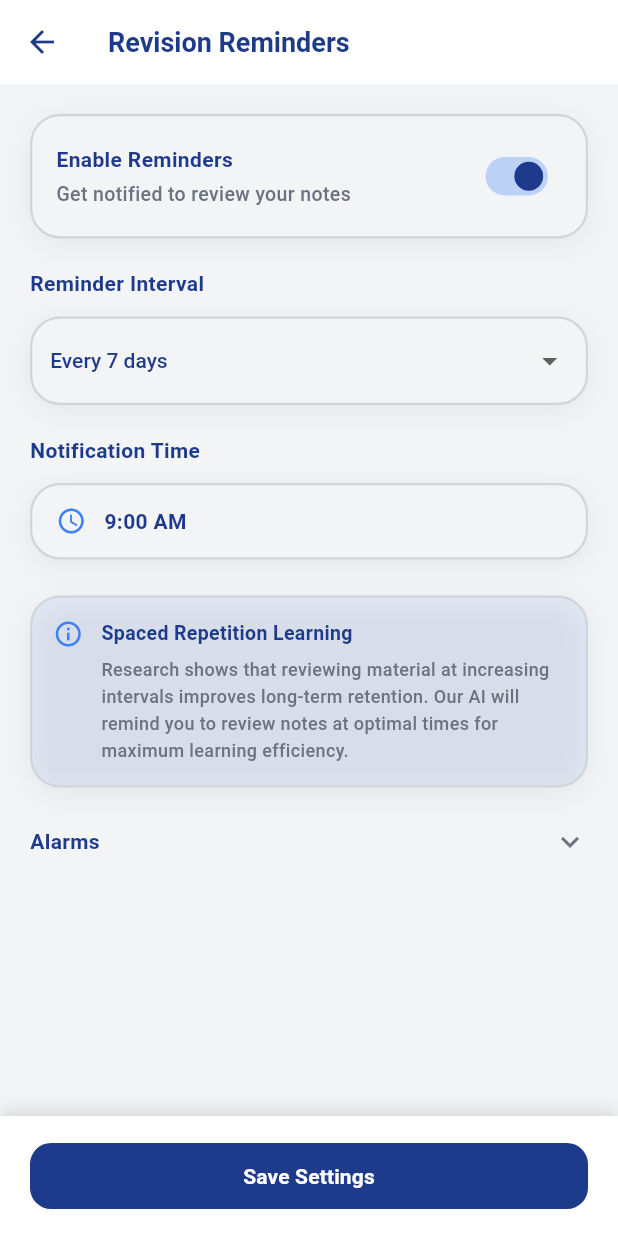
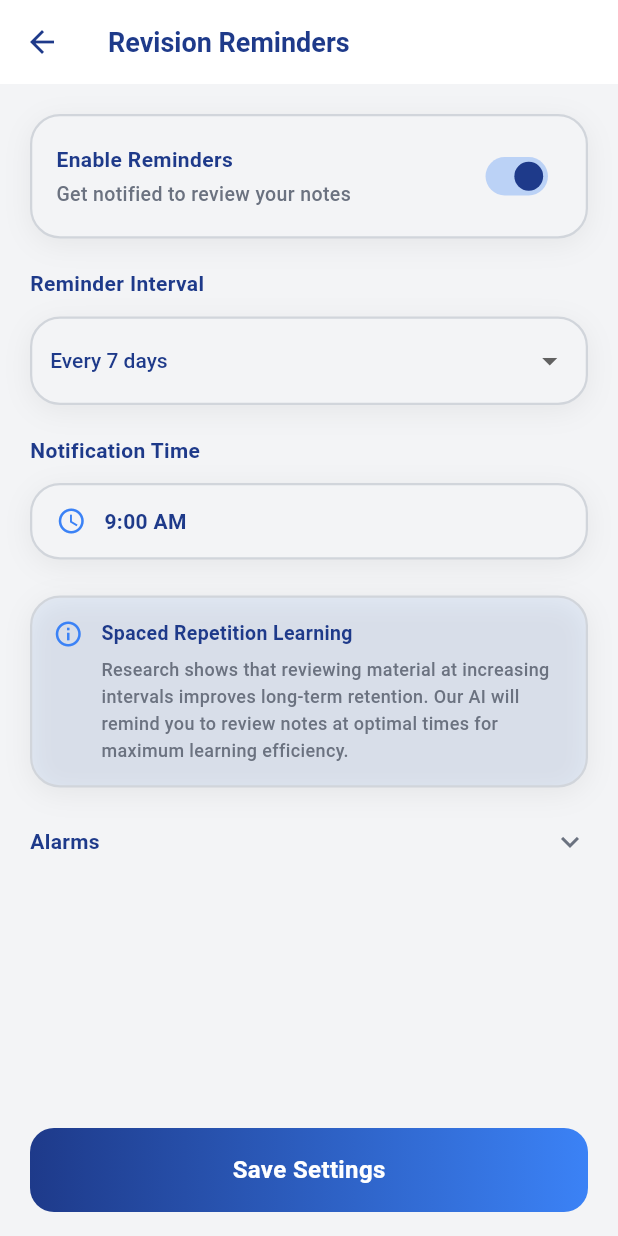
Before and after one commit to dyuhti/LectraAi, a Flutter app: the AdaptiveNotesScreen screen opened directly, after a tap on "Configure", on a phone screen of 412 x 824 dp. Run offline on Flutter 3.47's test engine with Material 3 defaults, Android fonts, the light colour scheme and no system bars; our stand-ins replace camera, file_picker, flutter_local_notifications, flutter_secure_storage, flutter_tts, get and 4 more; missing offline and left inert: google_mlkit_text_recognition, record, syncfusion_flutter_pdf; accounts and stored records are empty; network calls fail; Roboto replaces fonts that are missing (Poppins).

Commit message:
ui fixes

```diff
--- a/lib/routes/route_generator.dart
+++ b/lib/routes/route_generator.dart
@@ -255,6 +255,7 @@ class AccessibilityRouteHost extends StatefulWidget {
 
 class _AccessibilityRouteHostState extends State<AccessibilityRouteHost> {
   static const double _overlayPadding = 16;
+  static const double _contentBottomInset = 100;
 
   @override
   Widget build(BuildContext context) {
@@ -264,7 +265,14 @@ class _AccessibilityRouteHostState extends State<AccessibilityRouteHost> {
 
     return Stack(
       children: [
-        _RouteTextCollector(
+        Positioned.fill(
+          child: ColoredBox(
+            color: Theme.of(context).scaffoldBackgroundColor,
+            child: AnimatedPadding(
+              duration: const Duration(milliseconds: 180),
+              curve: Curves.easeOut,
+              padding: EdgeInsets.only(bottom: showOverlay ? _contentBottomInset : 0),
+              child: _RouteTextCollector(
                 child: widget.page,
                 onTextExtracted: (text) {
                   if (!mounted || text.trim().isEmpty) return;
@@ -274,6 +282,9 @@ class _AccessibilityRouteHostState extends State<AccessibilityRouteHost> {
                     priority: 1,
                   );
                 },
+              ),
+            ),
+          ),
         ),
         if (showOverlay)
           Align(
--- a/lib/screens/adaptive_notes_screen.dart
+++ b/lib/screens/adaptive_notes_screen.dart
@@ -7,7 +7,6 @@ import 'package:smart_lecture_notes/routes/app_routes.dart';
 import 'package:smart_lecture_notes/services/ai_service.dart';
 import 'package:smart_lecture_notes/theme/app_theme.dart';
 import 'package:smart_lecture_notes/utils/tts_text_builder.dart';
-import 'package:smart_lecture_notes/widgets/tts_control_widget.dart';
 
 class AdaptiveNotesScreen extends StatefulWidget {
   const AdaptiveNotesScreen({Key? key}) : super(key: key);
@@ -435,10 +434,7 @@ class _AdaptiveNotesScreenState extends State<AdaptiveNotesScreen> {
     final notes = context.watch<NoteProvider>().notes;
     _publishScreenText(_getScreenText(notes));
 
-    final ttsText = _buildTtsText();
-    final showVoiceControls = ttsText.isNotEmpty;
-    final needsBottomClearance =
-        showVoiceControls || context.watch<AccessibilityProvider>().isEnabled;
+    final needsBottomClearance = context.watch<AccessibilityProvider>().isEnabled;
 
     return Scaffold(
       backgroundColor: AppColors.background,
@@ -471,15 +467,6 @@ class _AdaptiveNotesScreenState extends State<AdaptiveNotesScreen> {
           ),
         ],
       ),
-      bottomNavigationBar: showVoiceControls
-          ? SafeArea(
-              top: false,
-              child: Padding(
-                padding: const EdgeInsets.fromLTRB(16, 0, 16, 12),
-                child: TtsControlWidget(text: ttsText),
-              ),
-            )
-          : null,
       body: SafeArea(
         child: Column(
           children: [
--- a/lib/screens/help_center_screen.dart
+++ b/lib/screens/help_center_screen.dart
@@ -72,7 +72,7 @@ class _HelpCenterScreenState extends State<HelpCenterScreen> {
         elevation: 0,
       ),
       body: ListView(
-        padding: const EdgeInsets.fromLTRB(20, 12, 20, 28),
+        padding: const EdgeInsets.fromLTRB(20, 12, 20, 120),
         children: [
           Container(
             padding: const EdgeInsets.all(18),
--- a/lib/screens/my_notes_screen.dart
+++ b/lib/screens/my_notes_screen.dart
@@ -164,10 +164,7 @@ class _MyNotesScreenState extends State<MyNotesScreen> {
                         ),
                       )
                     : ListView.builder(
-                        padding: const EdgeInsets.symmetric(
-                          horizontal: 16,
-                          vertical: 12,
-                        ),
+                        padding: const EdgeInsets.fromLTRB(16, 12, 16, 120),
                         itemCount: filteredNotes.length,
                         itemBuilder: (context, index) {
                           return _buildNoteCard(filteredNotes[index]);
--- a/lib/screens/notes_screen.dart
+++ b/lib/screens/notes_screen.dart
@@ -104,7 +104,7 @@ class _NotesScreenState extends State<NotesScreen> {
           }
 
           return ListView.builder(
-            padding: const EdgeInsets.symmetric(horizontal: 16, vertical: 12),
+            padding: const EdgeInsets.fromLTRB(16, 12, 16, 120),
             itemCount: notes.length,
             itemBuilder: (context, index) {
               final note = notes[index];
--- a/lib/screens/revision_reminders_screen.dart
+++ b/lib/screens/revision_reminders_screen.dart
@@ -132,7 +132,7 @@ class _RevisionRemindersScreenState extends State<RevisionRemindersScreen> {
       ),
       body: SingleChildScrollView(
         child: Padding(
-          padding: const EdgeInsets.symmetric(horizontal: 20, vertical: 20),
+          padding: const EdgeInsets.fromLTRB(20, 20, 20, 140),
           child: Column(
             crossAxisAlignment: CrossAxisAlignment.start,
             children: [
@@ -475,50 +475,52 @@ class _RevisionRemindersScreenState extends State<RevisionRemindersScreen> {
           ),
         ),
       ),
-      bottomSheet: Container(
-        width: double.infinity,
-        padding: const EdgeInsets.symmetric(horizontal: 20, vertical: 16),
-        decoration: BoxDecoration(
-          color: Colors.white,
-          boxShadow: [
-            BoxShadow(
-              color: Colors.black.withOpacity(0.1),
-              blurRadius: 8,
-              offset: const Offset(0, -4),
-            ),
-          ],
-        ),
-        child: Column(
-          mainAxisSize: MainAxisSize.min,
-          crossAxisAlignment: CrossAxisAlignment.stretch,
-          children: [
-            // Save Settings Button
-            ElevatedButton(
-              onPressed: _isSaving
+      bottomNavigationBar: SafeArea(
+        top: false,
+        child: Padding(
+          padding: const EdgeInsets.fromLTRB(20, 12, 20, 16),
+          child: AnimatedOpacity(
+            duration: const Duration(milliseconds: 160),
+            opacity: _isSaving ? 0.85 : 1,
+            child: GestureDetector(
+              onTap: _isSaving
                   ? null
                   : () => _persistAndSchedule(
                         successMessage: 'Revision reminder settings updated.',
                       ),
-              style: AppButtonStyles.primary(radius: 14),
+              child: Container(
+                height: 56,
+                width: double.infinity,
+                decoration: BoxDecoration(
+                  gradient: const LinearGradient(
+                    colors: [AppColors.primary, AppColors.primaryLight],
+                    begin: Alignment.centerLeft,
+                    end: Alignment.centerRight,
+                  ),
+                  borderRadius: BorderRadius.circular(16),
+                ),
+                child: Center(
                   child: _isSaving
                       ? const SizedBox(
-                      width: 22,
-                      height: 22,
+                          width: 20,
+                          height: 20,
                           child: CircularProgressIndicator(
                             strokeWidth: 2,
-                        color: Colors.white,
+                            valueColor: AlwaysStoppedAnimation<Color>(Colors.white),
                           ),
                         )
                       : const Text(
                           'Save Settings',
                           style: TextStyle(
                             color: Colors.white,
-                        fontSize: 14,
-                        fontWeight: FontWeight.w600,
+                            fontSize: 16,
+                            fontWeight: FontWeight.w700,
                           ),
                         ),
                 ),
-          ],
+              ),
+            ),
+          ),
         ),
       ),
     );
--- a/lib/screens/settings_screen.dart
+++ b/lib/screens/settings_screen.dart
@@ -74,7 +74,7 @@ class _SettingsScreenState extends State<SettingsScreen> {
         child: Column(
           children: [
             Padding(
-              padding: const EdgeInsets.all(20),
+              padding: const EdgeInsets.fromLTRB(20, 20, 20, 120),
               child: Column(
                 crossAxisAlignment: CrossAxisAlignment.start,
                 children: [
--- a/lib/screens/splash_screen.dart
+++ b/lib/screens/splash_screen.dart
@@ -321,7 +321,7 @@ class _SplashScreenState extends State<SplashScreen>
                           ).createShader(bounds);
                         },
                         child: const Text(
-                          'AI-powered note taking for modern classrooms',
+                          'Accessibility meets intelligent learning',
                           textAlign: TextAlign.center,
                           style: TextStyle(
                             color: Colors.white,
@@ -337,7 +337,7 @@ class _SplashScreenState extends State<SplashScreen>
 
                       // Benefit line
                       Text(
-                        'Capture, organize, and learn smarter',
+                        'AI that listens, understands, and supports you',
                         textAlign: TextAlign.center,
                         style: TextStyle(
                           color: Colors.white.withOpacity(0.68),
--- a/lib/screens/study_dashboard_screen.dart
+++ b/lib/screens/study_dashboard_screen.dart
@@ -135,7 +135,7 @@ class _StudyDashboardScreenState extends State<StudyDashboardScreen> {
             child: SingleChildScrollView(
               physics: const AlwaysScrollableScrollPhysics(),
               child: Padding(
-                padding: const EdgeInsets.symmetric(horizontal: 20, vertical: 20),
+                padding: const EdgeInsets.fromLTRB(20, 20, 20, 120),
                 child: Column(
                   crossAxisAlignment: CrossAxisAlignment.start,
                   children: [
```
Also changed, not shown: lib/screens/home_screen.dart (+35 -9 lines), lib/widgets/tts_control_widget.dart (+64 -28 lines). Lines whose indentation alone changed are shown as unchanged.
